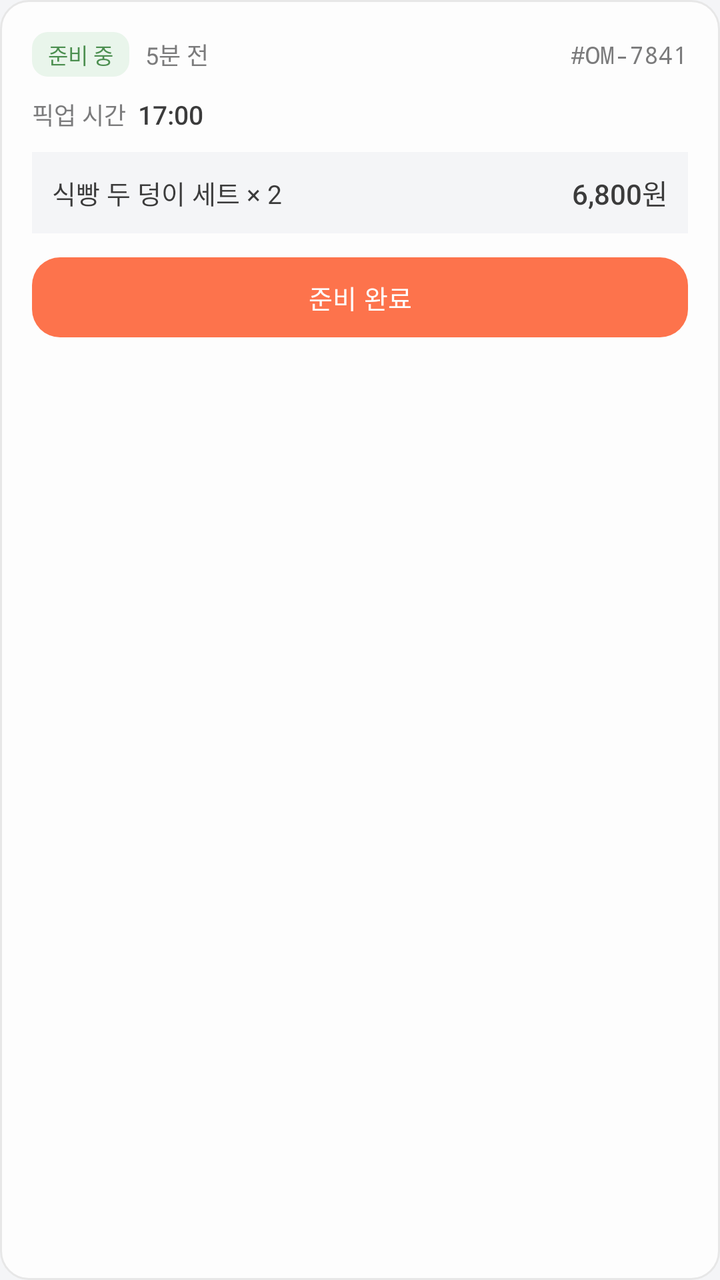
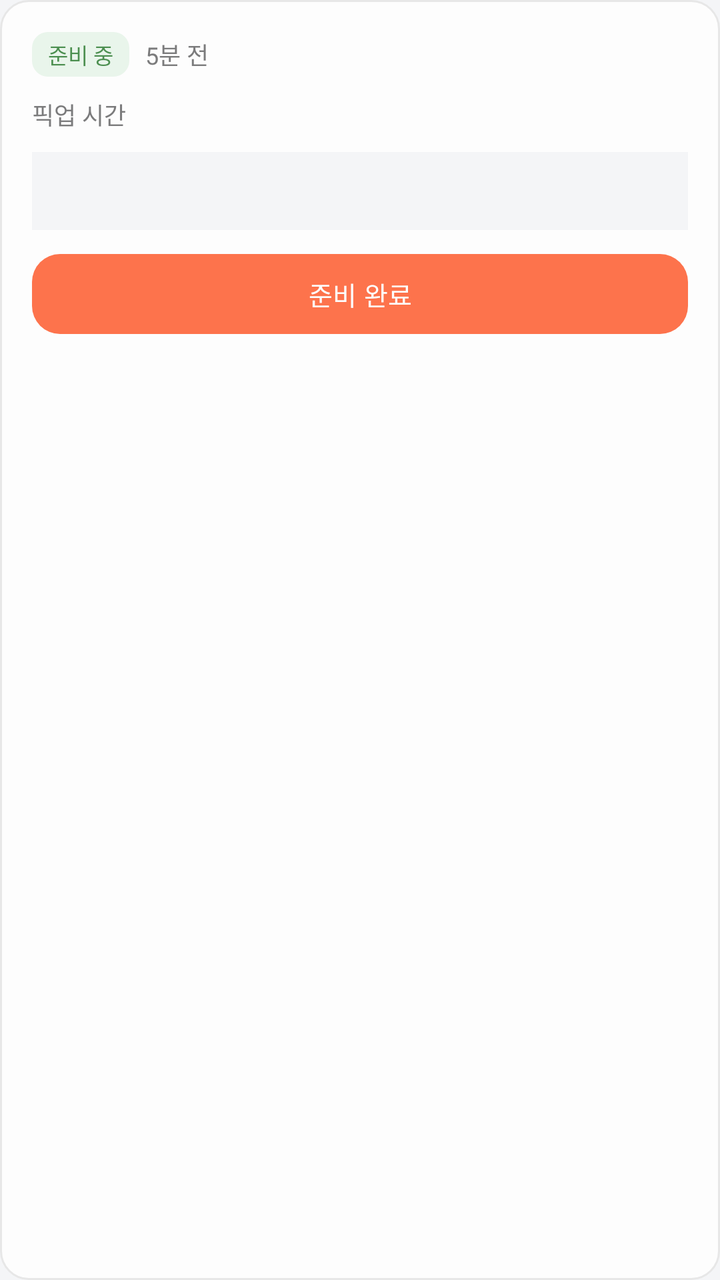

An Android layout rendered at two revisions. The XML below is the earlier revision; the diff shows what the commit changed to produce the second picture.
<!-- AndroidManifest.xml: application theme Theme.Deuktemsiru_seller -->
<!-- res/layout/item_order_preparing.xml -->
<?xml version="1.0" encoding="utf-8"?>
<LinearLayout
    xmlns:android="http://schemas.android.com/apk/res/android"
    android:layout_width="match_parent"
    android:layout_height="wrap_content"
    android:orientation="vertical"
    android:background="@drawable/bg_card_white"
    android:padding="16dp"
    android:layout_marginBottom="10dp"
    android:alpha="0.85">

    
    <LinearLayout
        android:layout_width="match_parent"
        android:layout_height="wrap_content"
        android:orientation="horizontal"
        android:gravity="center_vertical">

        <TextView
            android:layout_width="wrap_content"
            android:layout_height="wrap_content"
            android:text="준비 중"
            android:textSize="11sp"
            android:textColor="@color/success"
            android:fontFamily="sans-serif-medium"
            android:background="@drawable/bg_rounded_success_light"
            android:paddingStart="8dp"
            android:paddingEnd="8dp"
            android:paddingTop="3dp"
            android:paddingBottom="3dp" />

        <TextView
            android:layout_width="0dp"
            android:layout_height="wrap_content"
            android:layout_weight="1"
            android:text="5분 전"
            android:textSize="12sp"
            android:textColor="@color/text_sub"
            android:layout_marginStart="8dp" />

        <TextView
            android:layout_width="wrap_content"
            android:layout_height="wrap_content"
            android:text="#OM-7841"
            android:textSize="12sp"
            android:textColor="@color/text_sub"
            android:fontFamily="monospace" />

    </LinearLayout>

    
    <LinearLayout
        android:layout_width="wrap_content"
        android:layout_height="wrap_content"
        android:orientation="horizontal"
        android:gravity="center_vertical"
        android:layout_marginTop="10dp">

        <TextView
            android:layout_width="wrap_content"
            android:layout_height="wrap_content"
            android:text="픽업 시간  "
            android:textSize="12sp"
            android:textColor="@color/text_sub" />

        <TextView
            android:layout_width="wrap_content"
            android:layout_height="wrap_content"
            android:text="17:00"
            android:textSize="13sp"
            android:textColor="@color/text"
            android:fontFamily="sans-serif-medium" />

    </LinearLayout>

    
    <LinearLayout
        android:layout_width="match_parent"
        android:layout_height="wrap_content"
        android:orientation="horizontal"
        android:gravity="center_vertical"
        android:background="@color/surface"
        android:padding="10dp"
        android:layout_marginTop="10dp">

        <TextView
            android:layout_width="0dp"
            android:layout_height="wrap_content"
            android:layout_weight="1"
            android:text="식빵 두 덩이 세트 × 2"
            android:textSize="13sp"
            android:textColor="@color/text" />

        <TextView
            android:layout_width="wrap_content"
            android:layout_height="wrap_content"
            android:text="6,800원"
            android:textSize="14sp"
            android:textColor="@color/text"
            android:fontFamily="sans-serif-medium" />

    </LinearLayout>

    
    <Button
        android:id="@+id/btn_ready"
        android:layout_width="match_parent"
        android:layout_height="40dp"
        android:text="준비 완료"
        android:textSize="13sp"
        android:textColor="@color/white"
        android:fontFamily="sans-serif-medium"
        android:background="@drawable/bg_button_dark"
        android:layout_marginTop="12dp"
        android:insetTop="0dp"
        android:insetBottom="0dp"
        android:stateListAnimator="@null" />

</LinearLayout>
<!-- resources referenced by this layout -->
<resources>
  <color name="success">#FF2E7D32</color>
  <color name="surface">#FFF4F5F7</color>
  <color name="text">#FF1A1A1A</color>
  <color name="text_sub">#FF666666</color>
  <color name="white">#FFFFFFFF</color>
  <!-- drawable bg_button_dark (drawable) -->
  <?xml version="1.0" encoding="utf-8"?>
  <shape xmlns:android="http://schemas.android.com/apk/res/android"
      android:shape="rectangle">
      <solid android:color="#1A1A1A" />
      <corners android:radius="14dp" />
  </shape>
  <!-- drawable bg_card_white (drawable) -->
  <?xml version="1.0" encoding="utf-8"?>
  <shape xmlns:android="http://schemas.android.com/apk/res/android"
      android:shape="rectangle">
      <solid android:color="#FFFFFF" />
      <stroke android:width="1dp" android:color="#E5E5E5" />
      <corners android:radius="14dp" />
  </shape>
  <!-- drawable bg_rounded_success_light (drawable) -->
  <?xml version="1.0" encoding="utf-8"?>
  <shape xmlns:android="http://schemas.android.com/apk/res/android"
      android:shape="rectangle">
      <solid android:color="#E8F5E9" />
      <corners android:radius="8dp" />
  </shape>
  <style name="Theme.Deuktemsiru_seller" parent="Base.Theme.Deuktemsiru_seller" />
  <style name="Base.Theme.Deuktemsiru_seller" parent="Theme.Material3.Light.NoActionBar">
          <item name="colorPrimary">@color/primary</item>
          <item name="colorPrimaryVariant">@color/primary_dark</item>
          <item name="colorOnPrimary">@color/white</item>
          <item name="colorSurface">@color/surface</item>
          <item name="android:colorBackground">@color/surface</item>
          <item name="android:fontFamily">sans-serif</item>
          <item name="bottomNavigationStyle">@style/Widget.App.BottomNav</item>
      </style>
  <color name="primary">#FFFF5C2E</color>
  <color name="primary_dark">#FF6B2B12</color>
  <style name="Widget.App.BottomNav" parent="Widget.Material3.BottomNavigationView">
          <item name="itemIconTint">@color/bottom_nav_color</item>
          <item name="itemTextColor">@color/bottom_nav_color</item>
          <item name="itemActiveIndicatorStyle">@style/Widget.App.ActiveIndicator</item>
      </style>
  <style name="Widget.App.ActiveIndicator" parent="Widget.Material3.BottomNavigationView.ActiveIndicator">
          <item name="android:color">@color/primary_light</item>
      </style>
  <color name="primary_light">#FFFFEDE5</color>
</resources>

<!-- the commit's change to res/layout/item_order_preparing.xml (unified diff, before → after) -->
@@ -30,6 +30,7 @@
             android:paddingBottom="3dp" />
 
         <TextView
+            android:id="@+id/tv_elapsed_time"
             android:layout_width="0dp"
             android:layout_height="wrap_content"
             android:layout_weight="1"
@@ -39,9 +40,10 @@
             android:layout_marginStart="8dp" />
 
         <TextView
+            android:id="@+id/tv_order_number"
             android:layout_width="wrap_content"
             android:layout_height="wrap_content"
-            android:text="#OM-7841"
+            android:text=""
             android:textSize="12sp"
             android:textColor="@color/text_sub"
             android:fontFamily="monospace" />
@@ -64,9 +66,10 @@
             android:textColor="@color/text_sub" />
 
         <TextView
+            android:id="@+id/tv_pickup_time"
             android:layout_width="wrap_content"
             android:layout_height="wrap_content"
-            android:text="17:00"
+            android:text=""
             android:textSize="13sp"
             android:textColor="@color/text"
             android:fontFamily="sans-serif-medium" />
@@ -84,17 +87,19 @@
         android:layout_marginTop="10dp">
 
         <TextView
+            android:id="@+id/tv_menu_summary"
             android:layout_width="0dp"
             android:layout_height="wrap_content"
             android:layout_weight="1"
-            android:text="식빵 두 덩이 세트 × 2"
+            android:text=""
             android:textSize="13sp"
             android:textColor="@color/text" />
 
         <TextView
+            android:id="@+id/tv_total_amount"
             android:layout_width="wrap_content"
             android:layout_height="wrap_content"
-            android:text="6,800원"
+            android:text=""
             android:textSize="14sp"
             android:textColor="@color/text"
             android:fontFamily="sans-serif-medium" />
